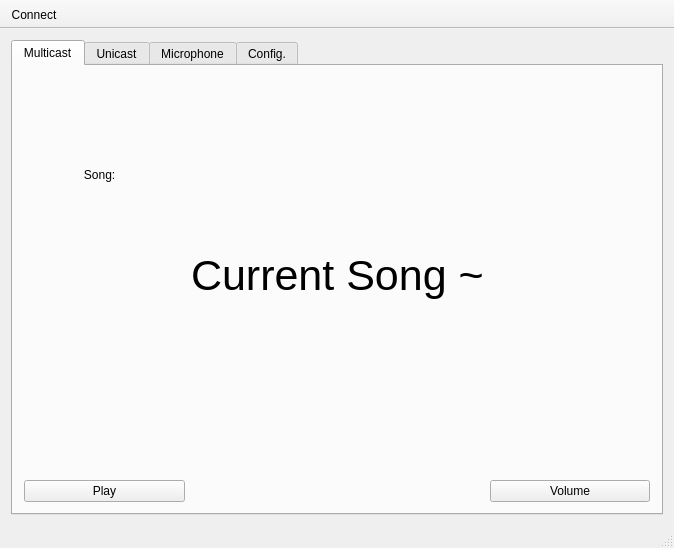
Before: the Qt Designer form Source/GUI/CommAudio/mainwindow.ui in CaKlassen/CommAudio, drawn with Qt 5.
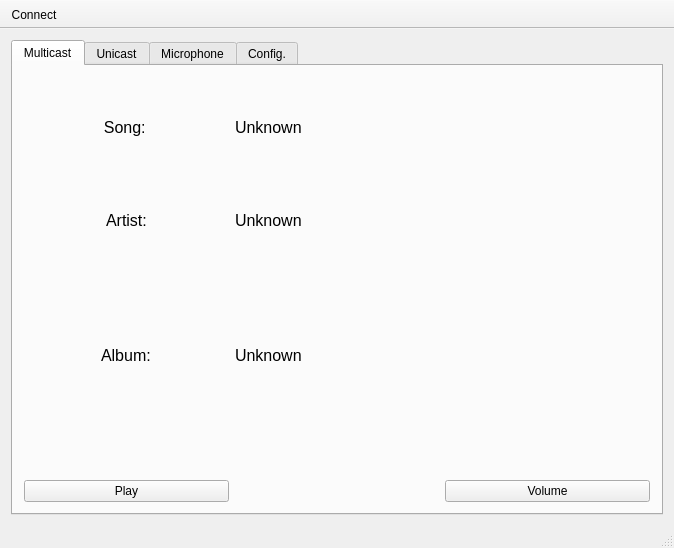
After: the same form once the commit is applied. The open tabs and pages were chosen to show the change.

Commit message: Music meta data, proper song list transfer, song requesting.

```diff
--- a/Source/GUI/CommAudio/mainwindow.ui
+++ b/Source/GUI/CommAudio/mainwindow.ui
@@ -61,36 +61,104 @@
         <string>Multicast</string>
        </attribute>
        <layout class="QGridLayout" name="gridLayout_4">
-        <item row="3" column="0">
-         <widget class="QPushButton" name="mPlayButton">
-          <property name="text">
-           <string>Play</string>
-          </property>
-         </widget>
-        </item>
-        <item row="3" column="4">
-         <widget class="QPushButton" name="mVolumeButton">
-          <property name="text">
-           <string>Volume</string>
-          </property>
-         </widget>
-        </item>
-        <item row="0" column="0">
+        <item row="0" column="0" alignment="Qt::AlignTop">
          <widget class="QLabel" name="mSongLabel">
+          <property name="minimumSize">
+           <size>
+            <width>0</width>
+            <height>100</height>
+           </size>
+          </property>
+          <property name="font">
+           <font>
+            <pointsize>12</pointsize>
+           </font>
+          </property>
           <property name="text">
            <string>                  Song:</string>
           </property>
          </widget>
         </item>
-        <item row="0" column="1" rowspan="2">
+        <item row="6" column="5">
+         <widget class="QPushButton" name="mVolumeButton">
+          <property name="text">
+           <string>Volume</string>
+          </property>
+         </widget>
+        </item>
+        <item row="0" column="1" alignment="Qt::AlignTop">
          <widget class="QLabel" name="mCurrentSongLabel">
+          <property name="minimumSize">
+           <size>
+            <width>0</width>
+            <height>100</height>
+           </size>
+          </property>
           <property name="font">
            <font>
-            <pointsize>32</pointsize>
+            <pointsize>12</pointsize>
            </font>
           </property>
           <property name="text">
-           <string>Current Song ~</string>
+           <string>Unknown</string>
+          </property>
+          <property name="alignment">
+           <set>Qt::AlignLeading|Qt::AlignLeft|Qt::AlignVCenter</set>
+          </property>
+         </widget>
+        </item>
+        <item row="6" column="0">
+         <widget class="QPushButton" name="mPlayButton">
+          <property name="text">
+           <string>Play</string>
+          </property>
+         </widget>
+        </item>
+        <item row="1" column="1" alignment="Qt::AlignTop">
+         <widget class="QLabel" name="mCurrentArtistLabel">
+          <property name="font">
+           <font>
+            <pointsize>12</pointsize>
+           </font>
+          </property>
+          <property name="text">
+           <string>Unknown</string>
+          </property>
+         </widget>
+        </item>
+        <item row="1" column="0" alignment="Qt::AlignHCenter|Qt::AlignTop">
+         <widget class="QLabel" name="label_2">
+          <property name="font">
+           <font>
+            <pointsize>12</pointsize>
+           </font>
+          </property>
+          <property name="text">
+           <string>Artist:</string>
+          </property>
+         </widget>
+        </item>
+        <item row="2" column="0" alignment="Qt::AlignHCenter|Qt::AlignTop">
+         <widget class="QLabel" name="label_3">
+          <property name="font">
+           <font>
+            <pointsize>12</pointsize>
+           </font>
+          </property>
+          <property name="text">
+           <string>Album:</string>
+          </property>
+         </widget>
+        </item>
+        <item row="2" column="1" alignment="Qt::AlignLeft|Qt::AlignTop">
+         <widget class="QLabel" name="mCurrentAlbumLabel">
+          <property name="font">
+           <font>
+            <pointsize>12</pointsize>
+           </font>
+          </property>
+          <property name="text">
+           <string>Unknown</string>
           </property>
          </widget>
         </item>
```
Left out of the diff: 4 changed lines with no effect on the pictures. The commit also changes 11 other files.
